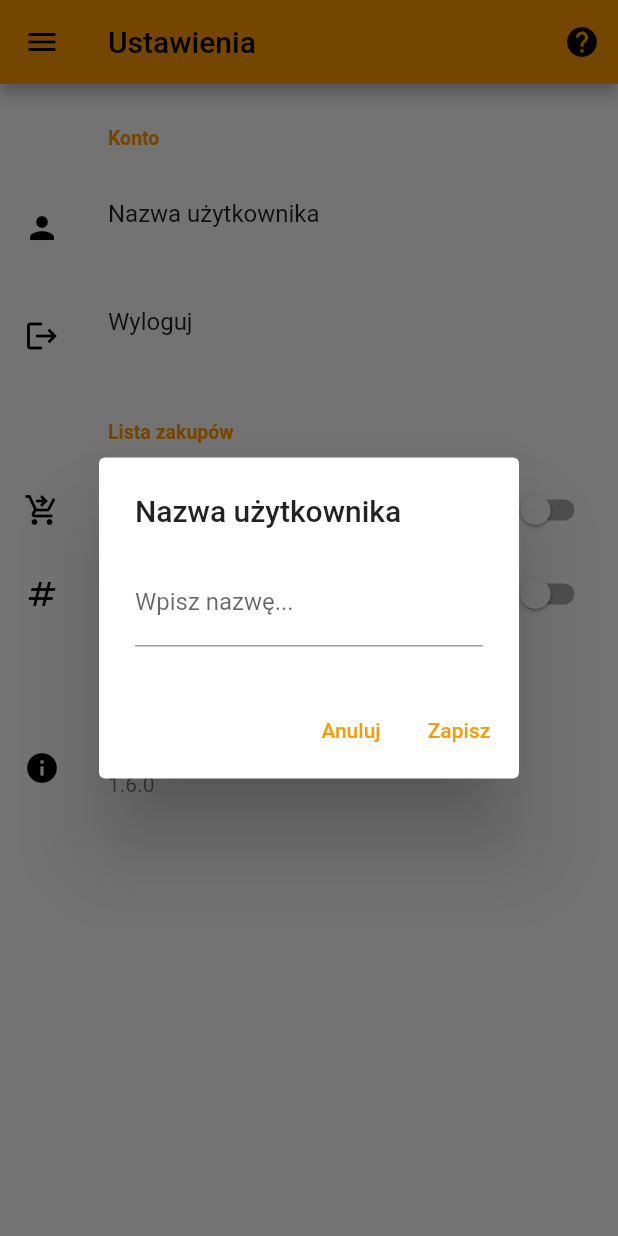
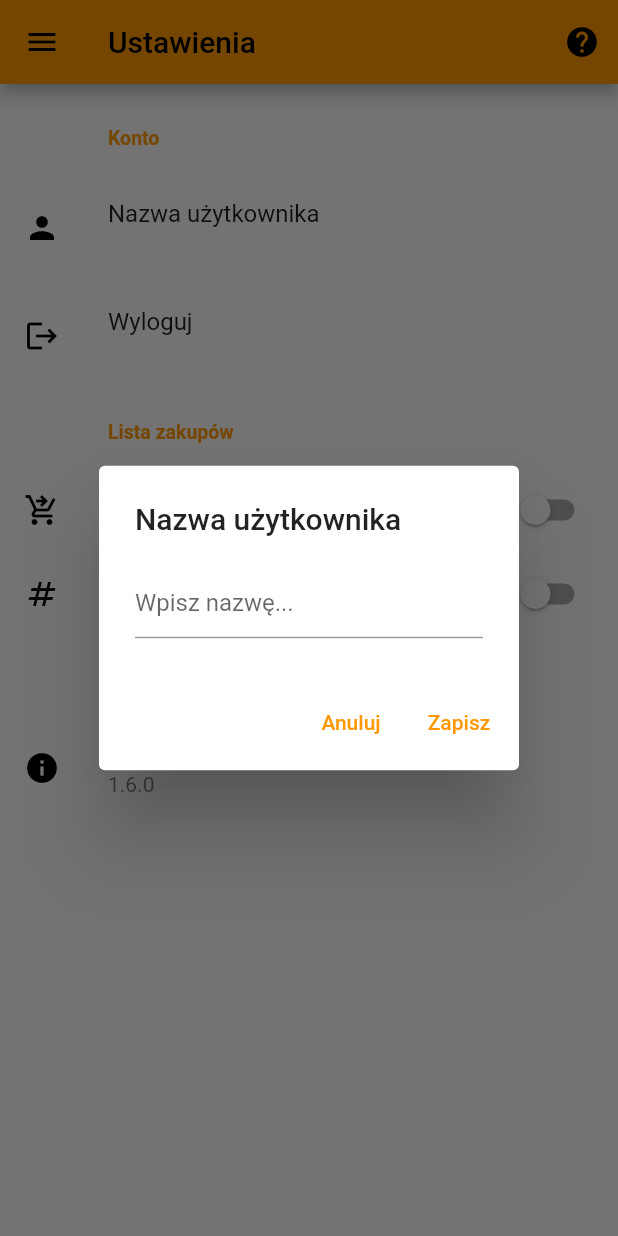
Before and after one commit to maciejors/zakupyapp1, a Flutter app: the SettingsScreen screen opened by its route, after a tap on "Nazwa użytkownika", on a phone screen of 412 x 824 dp. Run offline on Flutter 3.47's test engine with Material 3 defaults, Android fonts, the phone set to English and light mode, and no system bars; our stand-ins replace cloud_firestore, firebase_auth, firebase_core, google_sign_in, package_info_plus, shared_preferences; missing offline and left inert: diffutil_sliverlist; accounts and stored records are empty; network calls fail.

Commit message:
update updating username to use the new components (TextInputDialog)

```diff
--- a/lib/screens/settings.dart
+++ b/lib/screens/settings.dart
@@ -9,6 +9,7 @@ import 'package:zakupyapp/widgets/drawer/main_drawer.dart';
 import 'package:zakupyapp/widgets/settings/setting_info_wrapper.dart';
 import 'package:zakupyapp/widgets/settings/settings_group_title.dart';
 import 'package:zakupyapp/widgets/shared/dismissible_help_dialog.dart';
+import 'package:zakupyapp/widgets/shared/text_input_dialog.dart';
 import 'package:zakupyapp/widgets/shared/update_dialog.dart';
 
 class SettingsScreen extends StatefulWidget {
@@ -21,47 +22,39 @@ class SettingsScreen extends StatefulWidget {
 class _SettingsScreenState extends State<SettingsScreen> {
   final AuthManager auth = AuthManager.instance;
 
-  String _userNameInput = '';
-
-  Future<void> showEditUsernameDialog(BuildContext ctx) async {
+  Future<void> handleEditUsername(BuildContext ctx) async {
     if (!auth.isUserSignedIn) {
       // no point if not signed in
       return;
     }
     final currentUserName = auth.getUserDisplayName()!;
-    _userNameInput = currentUserName;
-    await showDialog(
+    String? newUserName = await showDialog(
       context: ctx,
-        builder: (ctx) => AlertDialog(
-              title: Text('Nazwa użytkownika'),
-              content: TextFormField(
+      builder: (ctx) => TextInputDialog(
+        title: 'Nazwa użytkownika',
+        confirmText: 'Zapisz',
         initialValue: currentUserName,
-                decoration: InputDecoration(label: Text('Wpisz nazwę...')),
-                onChanged: (newValue) {
-                  setState(() {
-                    _userNameInput = newValue;
-                  });
+        hintText: 'Wpisz nazwę...',
+        validator: (String? userName) {
+          if (userName == null || userName.length == 0) {
+            return 'Nazwa nie może być pusta';
+          }
+          if (userName.length > 40) {
+            return 'Wybrana nazwa jest za długa';
+          }
+          return null;
         },
       ),
-              actions: <Widget>[
-                TextButton(
-                  child: Text('Anuluj'),
-                  onPressed: () => Navigator.of(ctx).pop(),
-                ),
-                TextButton(
-                  child: Text('Zapisz'),
-                  onPressed: () {
-                    auth
-                        .setUserDisplayName(_userNameInput)
-                        .then((newUserName) => setState(() {}));
-                    Navigator.of(ctx).pop();
+    );
+    // handle cancel
+    if (newUserName == null) {
+      return;
+    }
+    await auth.setUserDisplayName(newUserName);
+    setState(() => newUserName);
     ScaffoldMessenger.of(ctx).showSnackBar(
       SnackBar(content: Text('Zapisano nazwę użytkownika')),
     );
-                  },
-                ),
-              ],
-            ));
   }
 
   Future<void> handleSignOut(BuildContext ctx) async {
@@ -125,7 +118,7 @@ class _SettingsScreenState extends State<SettingsScreen> {
                 color: Colors.black,
               ),
               titleAlignment: ListTileTitleAlignment.center,
-              onTap: () => showEditUsernameDialog(context),
+              onTap: () => handleEditUsername(context),
               enabled: auth.isUserSignedIn,
             ),
             infoContent: Text('Twoja nazwa, wyświetlana pod dodawanymi i '
```
Lines whose indentation alone changed are shown as unchanged.
